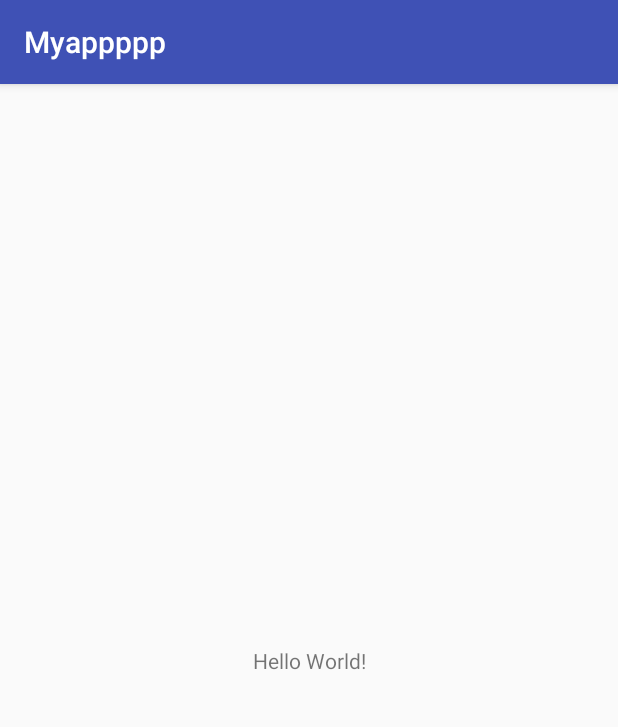
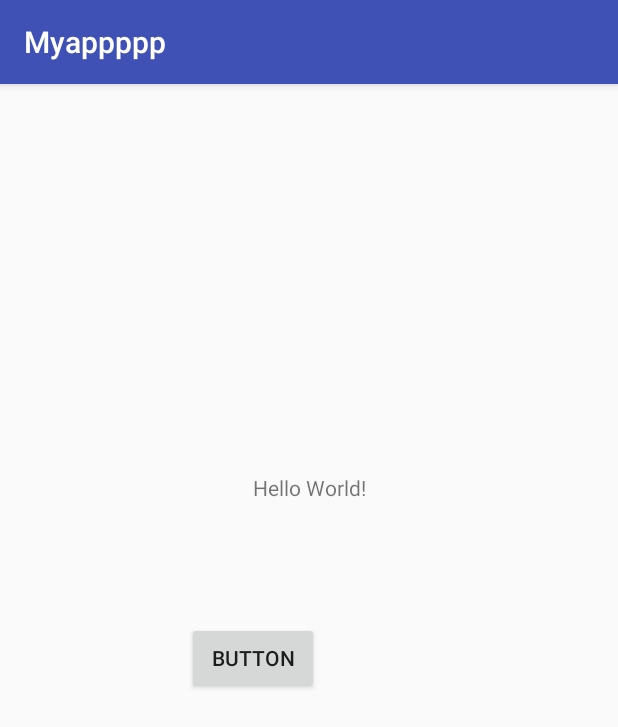
Before and after one commit to wifer89in/prueba1, an Android app: the screen it shows after launch (MainActivity), on a phone screen of 412 x 824 dp. Shown: the top 727 px of the screen. Run offline under Robolectric (Android 15) with nearby library versions, the phone set to English and light mode, and no system bars.

Commit message:
se crera un boton

```diff
--- a/app/src/main/res/layout/activity_main.xml
+++ b/app/src/main/res/layout/activity_main.xml
@@ -7,12 +7,23 @@
     tools:context=".MainActivity">
 
     <TextView
+        android:id="@+id/textView"
         android:layout_width="wrap_content"
-        android:layout_height="wrap_content"
+        android:layout_height="250dp"
         android:text="Hello World!"
         app:layout_constraintBottom_toBottomOf="parent"
         app:layout_constraintLeft_toLeftOf="parent"
         app:layout_constraintRight_toRightOf="parent"
         app:layout_constraintTop_toTopOf="parent" />
 
+    <Button
+        android:id="@+id/button2"
+        android:layout_width="wrap_content"
+        android:layout_height="wrap_content"
+        android:layout_marginTop="99dp"
+        android:text="Button"
+        app:layout_constraintEnd_toStartOf="@+id/textView"
+        app:layout_constraintStart_toStartOf="@+id/textView"
+        app:layout_constraintTop_toTopOf="@+id/textView" />
+
 </android.support.constraint.ConstraintLayout>
```
